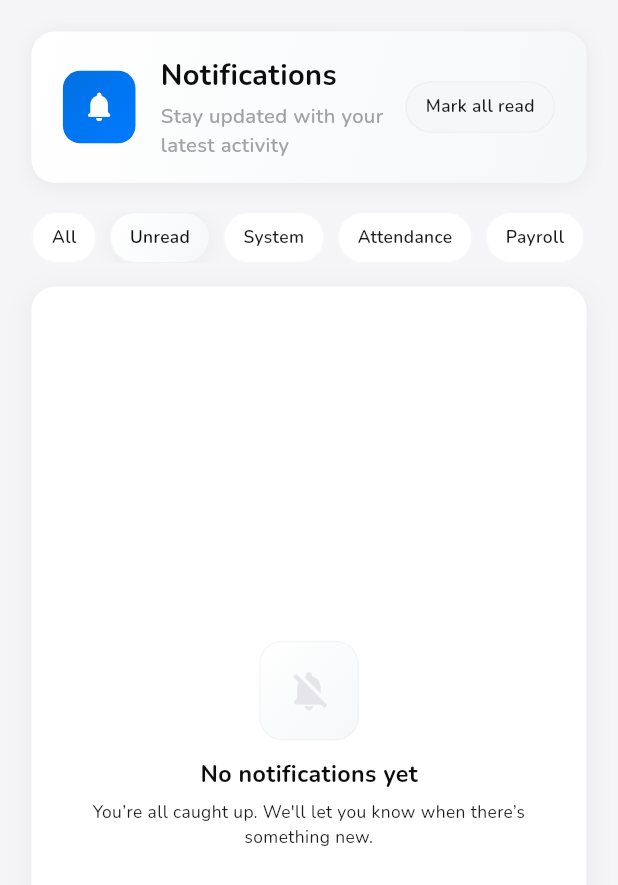
After one commit to IbrokhimSidikov/sievesMobile, a Flutter app: the NotificationsPage screen opened by its route, after a tap on "Mark all read", after a tap on "Unread", on a phone screen of 412 x 824 dp. The commit adds this screen. Shown: the top 885 px of the screen. Run offline on Flutter 3.47's test engine with Material 3 defaults, Android fonts, the phone set to English and light mode, and no system bars; our stand-ins replace flutter_screenutil, flutter_secure_storage, go_router, google_fonts; missing offline and left inert: flutter_appauth; accounts and stored records are empty; network calls fail.

Commit message:
notifications page

```diff
--- a/lib/core/router/app_routes.dart
+++ b/lib/core/router/app_routes.dart
@@ -6,6 +6,7 @@ import '../../features/attendance/pages/attendance.dart';
 import '../../features/break-records/pages/break_records.dart';
 import '../../features/history/pages/history.dart';
 import '../../features/login/pages/login.dart';
+import '../../features/notification/pages/notification.dart';
 import '../../features/onboard/pages/onboard.dart';
 import '../../features/profile/pages/profile.dart';
 
@@ -18,6 +19,7 @@ class AppRoutes {
   static const String attendance = '/attendance';
   static const String breakRecords = '/breakRecords';
   static const String history = '/history';
+  static const String notification = '/notification';
 
   static final GoRouter router = GoRouter(
       initialLocation: onboard,
@@ -56,6 +58,11 @@ class AppRoutes {
           path: '/history',
           name: history,
           builder: (context, state) => const History()
+        ),
+        GoRoute(
+          path: '/notification',
+          name: notification,
+          builder: (context, state) => const NotificationsPage()
         )
       ]);
 }
--- a/lib/features/home/pages/home.dart
+++ b/lib/features/home/pages/home.dart
@@ -92,10 +92,10 @@ class _HomeState extends State<Home> {
         actions: [
           Padding(
             padding: EdgeInsets.only(right: 16.sp),
-            child: Icon(
-              Icons.notifications_none,
-              color: AppColors.cxBlack,
-              size: 28.sp,
+            child: IconButton(
+              onPressed: () {
+                context.push(AppRoutes.notification);
+              }, icon: Icon(Icons.notifications_none),
             ),
           ),
         ],
--- /dev/null
+++ b/lib/features/notification/pages/notification.dart
@@ -0,0 +1,519 @@
+import 'package:flutter/material.dart';
+import 'package:flutter_screenutil/flutter_screenutil.dart';
+
+import '../../../core/constants/app_colors.dart';
+
+class NotificationsPage extends StatefulWidget {
+  const NotificationsPage({super.key});
+
+  @override
+  State<NotificationsPage> createState() => _NotificationsPageState();
+}
+
+class _NotificationsPageState extends State<NotificationsPage> {
+  // Placeholder notifications
+  final List<Map<String, dynamic>> _notifications = [
+    {
+      'id': 1,
+      'type': 'System',
+      'title': 'Welcome to Sieves!',
+      'message': 'Your account is set up. Explore new features and updates.',
+      'time': 'Now',
+      'icon': Icons.auto_awesome_rounded,
+      'colorFrom': AppColors.cxRoyalBlue,
+      'colorTo': AppColors.cxBlue,
+      'isRead': false,
+    },
+    {
+      'id': 2,
+      'type': 'Attendance',
+      'title': 'Check-in Successful',
+      'message': 'You checked in at 09:01 AM. Have a great day! ',
+      'time': '10m',
+      'icon': Icons.login_rounded,
+      'colorFrom': AppColors.cxEmeraldGreen,
+      'colorTo': AppColors.cx43C19F,
+      'isRead': false,
+    },
+    {
+      'id': 3,
+      'type': 'Payroll',
+      'title': 'Salary Processed',
+      'message': 'Your salary for Sep has been processed. View details.',
+      'time': '1h',
+      'icon': Icons.payments_rounded,
+      'colorFrom': AppColors.cxWarning,
+      'colorTo': AppColors.cxFEDA84,
+      'isRead': true,
+    },
+    {
+      'id': 4,
+      'type': 'Break',
+      'title': 'Meal Approved',
+      'message': 'Your break meal request was approved by supervisor.',
+      'time': 'Yesterday',
+      'icon': Icons.free_breakfast_rounded,
+      'colorFrom': AppColors.cxWarning,
+      'colorTo': AppColors.cxFEDA84,
+      'isRead': true,
+    },
+  ];
+
+  String _filter = 'All';
+
+  @override
+  Widget build(BuildContext context) {
+    final unreadCount = _notifications.where((n) => n['isRead'] == false).length;
+    final filtered = _filter == 'All'
+        ? _notifications
+        : _filter == 'Unread'
+            ? _notifications.where((n) => n['isRead'] == false).toList()
+            : _notifications.where((n) => n['type'] == _filter).toList();
+
+    return Scaffold(
+      backgroundColor: AppColors.cxSoftWhite,
+      body: SafeArea(
+        child: Padding(
+          padding: EdgeInsets.all(20.w),
+          child: Column(
+            crossAxisAlignment: CrossAxisAlignment.start,
+            children: [
+              _buildHeader(unreadCount),
+              SizedBox(height: 20.h),
+              _buildFilters(unreadCount),
+              SizedBox(height: 16.h),
+              Expanded(
+                child: _buildNotificationList(filtered),
+              ),
+            ],
+          ),
+        ),
+      ),
+    );
+  }
+
+  Widget _buildHeader(int unreadCount) {
+    return Container(
+      padding: EdgeInsets.symmetric(horizontal: 20.w, vertical: 16.h),
+      decoration: BoxDecoration(
+        gradient: LinearGradient(
+          colors: [AppColors.cxWhite, AppColors.cxF5F7F9],
+          begin: Alignment.topLeft,
+          end: Alignment.bottomRight,
+        ),
+        borderRadius: BorderRadius.circular(16.r),
+        boxShadow: [
+          BoxShadow(
+            color: AppColors.cxBlack.withOpacity(0.05),
+            blurRadius: 10,
+            offset: const Offset(0, 2),
+          ),
+        ],
+      ),
+      child: Row(
+        children: [
+          Stack(
+            clipBehavior: Clip.none,
+            children: [
+              Container(
+                padding: EdgeInsets.all(12.w),
+                decoration: BoxDecoration(
+                  gradient: LinearGradient(
+                    colors: [AppColors.cxRoyalBlue, AppColors.cxBlue],
+                    begin: Alignment.topLeft,
+                    end: Alignment.bottomRight,
+                  ),
+                  borderRadius: BorderRadius.circular(12.r),
+                ),
+                child: Icon(
+                  Icons.notifications_rounded,
+                  color: AppColors.cxWhite,
+                  size: 24.sp,
+                ),
+              ),
+              if (unreadCount > 0)
+                Positioned(
+                  right: -2.w,
+                  top: -2.h,
+                  child: Container(
+                    padding: EdgeInsets.symmetric(horizontal: 6.w, vertical: 2.h),
+                    decoration: BoxDecoration(
+                      color: AppColors.cxWarning,
+                      borderRadius: BorderRadius.circular(10.r),
+                      border: Border.all(color: AppColors.cxWhite, width: 2),
+                    ),
+                    child: Text(
+                      '$unreadCount',
+                      style: TextStyle(
+                        color: AppColors.cxWhite,
+                        fontSize: 10.sp,
+                        fontWeight: FontWeight.w700,
+                      ),
+                    ),
+                  ),
+                ),
+            ],
+          ),
+          SizedBox(width: 16.w),
+          Expanded(
+            child: Column(
+              crossAxisAlignment: CrossAxisAlignment.start,
+              children: [
+                Text(
+                  'Notifications',
+                  style: TextStyle(
+                    fontSize: 20.sp,
+                    fontWeight: FontWeight.w700,
+                    color: AppColors.cxDarkCharcoal,
+                  ),
+                ),
+                SizedBox(height: 4.h),
+                Text(
+                  'Stay updated with your latest activity',
+                  style: TextStyle(
+                    fontSize: 14.sp,
+                    color: AppColors.cxSilverTint,
+                    fontWeight: FontWeight.w500,
+                  ),
+                ),
+              ],
+            ),
+          ),
+          InkWell(
+            onTap: _markAllAsRead,
+            borderRadius: BorderRadius.circular(20.r),
+            child: Container(
+              padding: EdgeInsets.symmetric(horizontal: 12.w, vertical: 8.h),
+              decoration: BoxDecoration(
+                color: AppColors.cxF5F7F9,
+                borderRadius: BorderRadius.circular(20.r),
+                border: Border.all(color: AppColors.cxPlatinumGray.withOpacity(0.4)),
+              ),
+              child: Text(
+                'Mark all read',
+                style: TextStyle(
+                  fontSize: 12.sp,
+                  fontWeight: FontWeight.w600,
+                  color: AppColors.cxGraphiteGray,
+                ),
+              ),
+            ),
+          ),
+        ],
+      ),
+    );
+  }
+
+  Widget _buildFilters(int unreadCount) {
+    final filters = ['All', 'Unread', 'System', 'Attendance', 'Payroll', 'Break'];
+    return SingleChildScrollView(
+      scrollDirection: Axis.horizontal,
+      child: Row(
+        children: filters.map((f) {
+          final bool selected = _filter == f;
+          final bool showBadge = f == 'Unread' && unreadCount > 0;
+          return Padding(
+            padding: EdgeInsets.only(right: 8.w),
+            child: InkWell(
+              borderRadius: BorderRadius.circular(20.r),
+              onTap: () => setState(() => _filter = f),
+              child: Container(
+                padding: EdgeInsets.symmetric(horizontal: 12.w, vertical: 8.h),
+                decoration: BoxDecoration(
+                  gradient: selected
+                      ? LinearGradient(
+                          colors: [AppColors.cxWhite, AppColors.cxF5F7F9],
+                          begin: Alignment.topLeft,
+                          end: Alignment.bottomRight,
+                        )
+                      : null,
+                  color: selected ? null : AppColors.cxWhite,
+                  borderRadius: BorderRadius.circular(20.r),
+                  border: Border.all(
+                    color: AppColors.cxPlatinumGray.withOpacity(selected ? 0.4 : 0.3),
+                  ),
+                  boxShadow: [
+                    if (selected)
+                      BoxShadow(
+                        color: AppColors.cxBlack.withOpacity(0.04),
+                        blurRadius: 10,
+                        offset: const Offset(0, 2),
+                      ),
+                  ],
+                ),
+                child: Row(
+                  children: [
+                    Text(
+                      f,
+                      style: TextStyle(
+                        fontSize: 12.sp,
+                        fontWeight: FontWeight.w600,
+                        color: selected ? AppColors.cxDarkCharcoal : AppColors.cxGraphiteGray,
+                      ),
+                    ),
+                    if (showBadge) ...[
+                      SizedBox(width: 6.w),
+                      Container(
+                        padding: EdgeInsets.symmetric(horizontal: 6.w, vertical: 2.h),
+                        decoration: BoxDecoration(
+                          color: AppColors.cxWarning,
+                          borderRadius: BorderRadius.circular(10.r),
+                        ),
+                        child: Text(
+                          '$unreadCount',
+                          style: TextStyle(
+                            color: AppColors.cxWhite,
+                            fontSize: 10.sp,
+                            fontWeight: FontWeight.w700,
+                          ),
+                        ),
+                      ),
+                    ],
+                  ],
+                ),
+              ),
+            ),
+          );
+        }).toList(),
+      ),
+    );
+  }
+
+  Widget _buildNotificationList(List<Map<String, dynamic>> items) {
+    if (items.isEmpty) {
+      return _buildEmptyState();
+    }
+
+    return RefreshIndicator(
+      onRefresh: () async => Future.delayed(const Duration(milliseconds: 700)),
+      child: Container(
+        decoration: BoxDecoration(
+          color: AppColors.cxWhite,
+          borderRadius: BorderRadius.circular(16.r),
+          boxShadow: [
+            BoxShadow(
+              color: AppColors.cxBlack.withOpacity(0.05),
+              blurRadius: 15,
+              offset: const Offset(0, 4),
+            ),
+          ],
+        ),
+        child: ListView.separated(
+          padding: EdgeInsets.symmetric(vertical: 8.h),
+          itemCount: items.length,
+          separatorBuilder: (_, __) => Divider(
+            height: 1,
+            color: AppColors.cxPlatinumGray.withOpacity(0.25),
+          ),
+          itemBuilder: (context, index) {
+            final n = items[index];
+            final bool isRead = n['isRead'] == true;
+            return InkWell(
+              onTap: () => _markAsRead(n['id'] as int),
+              child: Padding(
+                padding: EdgeInsets.symmetric(horizontal: 14.w, vertical: 12.h),
+                child: Row(
+                  crossAxisAlignment: CrossAxisAlignment.start,
+                  children: [
+                    _buildLeadingIcon(n),
+                    SizedBox(width: 12.w),
+                    Expanded(
+                      child: Column(
+                        crossAxisAlignment: CrossAxisAlignment.start,
+                        children: [
+                          Row(
+                            children: [
+                              Expanded(
+                                child: Text(
+                                  n['title'] as String,
+                                  style: TextStyle(
+                                    fontSize: 14.sp,
+                                    fontWeight: FontWeight.w700,
+                                    color: AppColors.cxDarkCharcoal,
+                                  ),
+                                ),
+                              ),
+                              SizedBox(width: 8.w),
+                              Text(
+                                n['time'] as String,
+                                style: TextStyle(
+                                  fontSize: 11.sp,
+                                  color: AppColors.cxSilverTint,
+                                  fontWeight: FontWeight.w500,
+                                ),
+                              ),
+                            ],
+                          ),
+                          SizedBox(height: 4.h),
+                          Text(
+                            n['message'] as String,
+                            style: TextStyle(
+                              fontSize: 12.sp,
+                              color: AppColors.cxGraphiteGray,
+                              height: 1.35,
+                            ),
+                          ),
+                          SizedBox(height: 8.h),
+                          Row(
+                            children: [
+                              _buildTag(n['type'] as String),
+                              const Spacer(),
+                              if (!isRead)
+                                Container(
+                                  width: 8.w,
+                                  height: 8.w,
+                                  decoration: BoxDecoration(
+                                    color: AppColors.cxWarning,
+                                    borderRadius: BorderRadius.circular(4.r),
+                                  ),
+                                ),
+                            ],
+                          ),
+                        ],
+                      ),
+                    ),
+                    SizedBox(width: 8.w),
+                    Icon(
+                      Icons.chevron_right_rounded,
+                      color: AppColors.cxPlatinumGray,
+                    ),
+                  ],
+                ),
+              ),
+            );
+          },
+        ),
+      ),
+    );
+  }
+
+  Widget _buildLeadingIcon(Map<String, dynamic> n) {
+    final Color from = n['colorFrom'] as Color;
+    final Color to = n['colorTo'] as Color;
+    final IconData icon = n['icon'] as IconData;
+
+    return Container(
+      width: 44.w,
+      height: 44.w,
+      decoration: BoxDecoration(
+        gradient: LinearGradient(
+          colors: [from.withOpacity(0.12), to.withOpacity(0.12)],
+          begin: Alignment.topLeft,
+          end: Alignment.bottomRight,
+        ),
+        borderRadius: BorderRadius.circular(12.r),
+        border: Border.all(color: from.withOpacity(0.25), width: 0.7),
+      ),
+      child: Center(
+        child: Container(
+          padding: EdgeInsets.all(8.w),
+          decoration: BoxDecoration(
+            gradient: LinearGradient(
+              colors: [from, to],
+              begin: Alignment.topLeft,
+              end: Alignment.bottomRight,
+            ),
+            borderRadius: BorderRadius.circular(8.r),
+          ),
+          child: Icon(icon, color: AppColors.cxWhite, size: 18.sp),
+        ),
+      ),
+    );
+  }
+
+  Widget _buildTag(String text) {
+    return Container(
+      padding: EdgeInsets.symmetric(horizontal: 10.w, vertical: 4.h),
+      decoration: BoxDecoration(
+        color: AppColors.cxF5F7F9,
+        borderRadius: BorderRadius.circular(20.r),
+        border: Border.all(color: AppColors.cxPlatinumGray.withOpacity(0.35)),
+      ),
+    child: Text(
+        text,
+        style: TextStyle(
+          fontSize: 11.sp,
+          fontWeight: FontWeight.w600,
+          color: AppColors.cxGraphiteGray,
+          letterSpacing: 0.2,
+        ),
+      ),
+    );
+  }
+
+  Widget _buildEmptyState() {
+    return Container(
+      decoration: BoxDecoration(
+        color: AppColors.cxWhite,
+        borderRadius: BorderRadius.circular(16.r),
+        boxShadow: [
+          BoxShadow(
+            color: AppColors.cxBlack.withOpacity(0.05),
+            blurRadius: 15,
+            offset: const Offset(0, 4),
+          ),
+        ],
+      ),
+      child: Center(
+        child: Padding(
+          padding: EdgeInsets.all(24.w),
+          child: Column(
+            mainAxisSize: MainAxisSize.min,
+            children: [
+              Container(
+                padding: EdgeInsets.all(16.w),
+                decoration: BoxDecoration(
+                  gradient: LinearGradient(
+                    colors: [AppColors.cxWhite, AppColors.cxF5F7F9],
+                    begin: Alignment.topLeft,
+                    end: Alignment.bottomRight,
+                  ),
+                  borderRadius: BorderRadius.circular(16.r),
+                  border: Border.all(color: AppColors.cxPlatinumGray.withOpacity(0.3)),
+                ),
+                child: Icon(
+                  Icons.notifications_off_rounded,
+                  color: AppColors.cxPlatinumGray,
+                  size: 32.sp,
+                ),
+              ),
+              SizedBox(height: 12.h),
+              Text(
+                'No notifications yet',
+                style: TextStyle(
+                  fontSize: 16.sp,
+                  fontWeight: FontWeight.w700,
+                  color: AppColors.cxDarkCharcoal,
+                ),
+              ),
+              SizedBox(height: 6.h),
+              Text(
+                'You’re all caught up. We\'ll let you know when there’s something new.',
+                textAlign: TextAlign.center,
+                style: TextStyle(
+                  fontSize: 12.sp,
+                  color: AppColors.cxGraphiteGray,
+                ),
+              ),
+            ],
+          ),
+        ),
+      ),
+    );
+  }
+
+  void _markAllAsRead() {
+    setState(() {
+      for (final n in _notifications) {
+        n['isRead'] = true;
+      }
+    });
+  }
+
+  void _markAsRead(int id) {
+    setState(() {
+      final idx = _notifications.indexWhere((e) => e['id'] == id);
+      if (idx != -1) _notifications[idx]['isRead'] = true;
+    });
+  }
+}
```
